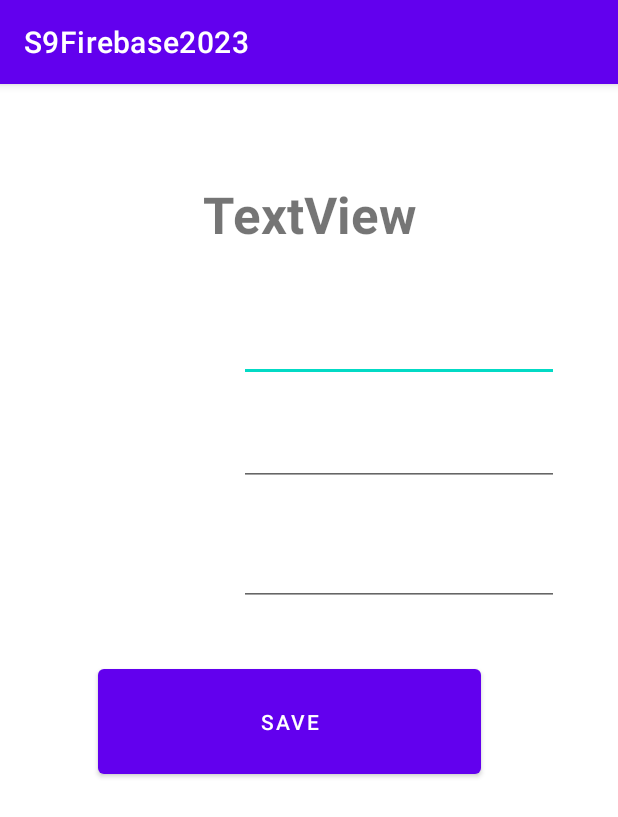
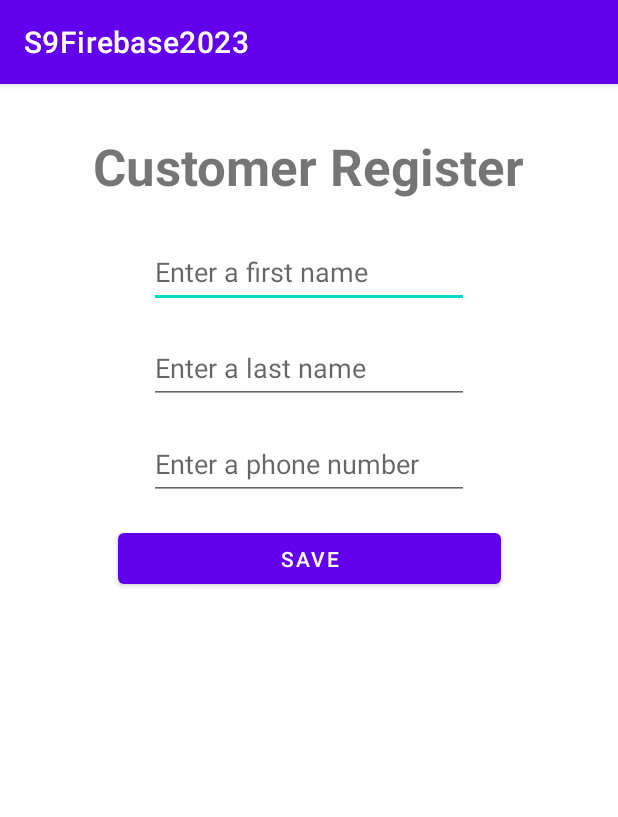
Before and after one commit to luischang/S9Firebase202301, an Android app: the fragment CustomerFragment shown on its own in the app's theme, on a phone screen of 412 x 824 dp. Shown: the top 817 px of the screen. Run offline under Robolectric (Android 15) with nearby library versions, the phone set to English and light mode, and no system bars; our stand-ins replace Room's generated code.

Commit message:
Fixed CustomerViewModel and finished regsiter in room database

```diff
--- a/app/build.gradle
+++ b/app/build.gradle
@@ -2,6 +2,8 @@ plugins {
     id 'com.android.application'
     id 'org.jetbrains.kotlin.android'
     id 'com.google.gms.google-services'
+    id 'kotlin-kapt'
+
 }
 
 android {
@@ -58,7 +60,7 @@ dependencies {
     //Room
     implementation 'androidx.room:room-runtime:2.5.2'
     annotationProcessor 'androidx.room:room-compiler:2.5.2'
-    //kapt 'androidx.room:room-compiler:2.4.3'
+    kapt 'androidx.room:room-compiler:2.5.2'
     implementation 'androidx.room:room-ktx:2.5.2'
 
 }
--- a/app/src/main/java/com/example/s9firebase2023/database/CustomerRepository.kt
+++ b/app/src/main/java/com/example/s9firebase2023/database/CustomerRepository.kt
@@ -13,10 +13,11 @@ class CustomerRepository(application: Application) {
         if(customerDao!=null)
             InsertAsyncTask(customerDao).execute(customerEntity)
     }
-    fun getCustomers(): LiveData<List<CustomerEntity>>{
-        return customerDao?.getCustomerOrderByLastName()?:MutableLiveData()
+    fun getCustomers(): LiveData<List<CustomerEntity>> {
+        return customerDao?.getCustomerOrderByLastName() ?: MutableLiveData<List<CustomerEntity>>().apply {
+            value = emptyList()
+        }
     }
-
     private class InsertAsyncTask
         (private val customerDao: CustomerDao):AsyncTask<CustomerEntity,Void,Void>(){
         override fun doInBackground(vararg customers: CustomerEntity?): Void? {
--- a/app/src/main/java/com/example/s9firebase2023/ui/fragments/CustomerFragment.kt
+++ b/app/src/main/java/com/example/s9firebase2023/ui/fragments/CustomerFragment.kt
@@ -33,10 +33,7 @@ class CustomerFragment : Fragment() {
         val btnSaveCustomer: Button = view.findViewById(R.id.btnSaveCustomer)
 
         //viewModel = ViewModelProvider(this)[CustomerViewModel::class.java]
-        viewModel = ViewModelProvider(this
-            ,ViewModelProvider
-                .AndroidViewModelFactory
-                .getInstance(requireActivity().application))
+        viewModel = ViewModelProvider(this)
             .get(CustomerViewModel::class.java)
 
         btnSaveCustomer.setOnClickListener {
--- a/app/src/main/res/layout/fragment_customer.xml
+++ b/app/src/main/res/layout/fragment_customer.xml
@@ -11,47 +11,48 @@
         android:id="@+id/txtFirstName"
         android:layout_width="wrap_content"
         android:layout_height="wrap_content"
-        android:layout_marginStart="24dp"
-        android:layout_marginBottom="21dp"
+        android:layout_marginTop="24dp"
         android:ems="10"
+        android:hint="@string/valtxtfirstname"
         android:inputType="textPersonName"
         android:minHeight="48dp"
-        app:layout_constraintBottom_toTopOf="@+id/txtLastName"
-        app:layout_constraintStart_toStartOf="@+id/textView5"
+        app:layout_constraintEnd_toEndOf="parent"
+        app:layout_constraintStart_toStartOf="parent"
         app:layout_constraintTop_toBottomOf="@+id/textView5" />
 
     <EditText
         android:id="@+id/txtLastName"
         android:layout_width="wrap_content"
         android:layout_height="wrap_content"
-        android:layout_marginBottom="32dp"
+        android:layout_marginTop="16dp"
         android:ems="10"
+        android:hint="@string/valtxtlastname"
         android:inputType="textPersonName"
         android:minHeight="48dp"
-        app:layout_constraintBottom_toTopOf="@+id/txtPhoneNumber"
-        app:layout_constraintStart_toStartOf="@+id/txtFirstName"
+        app:layout_constraintEnd_toEndOf="parent"
+        app:layout_constraintStart_toStartOf="parent"
         app:layout_constraintTop_toBottomOf="@+id/txtFirstName" />
 
     <EditText
         android:id="@+id/txtPhoneNumber"
         android:layout_width="wrap_content"
         android:layout_height="wrap_content"
-        android:layout_marginBottom="36dp"
+        android:layout_marginTop="16dp"
         android:ems="10"
+        android:hint="@string/valtxtphonenumber"
         android:inputType="textPersonName"
         android:minHeight="48dp"
-        app:layout_constraintBottom_toTopOf="@+id/btnSaveCustomer"
-        app:layout_constraintStart_toStartOf="@+id/txtLastName"
+        app:layout_constraintEnd_toEndOf="parent"
+        app:layout_constraintStart_toStartOf="parent"
         app:layout_constraintTop_toBottomOf="@+id/txtLastName" />
 
     <Button
         android:id="@+id/btnSaveCustomer"
         android:layout_width="255dp"
-        android:layout_height="0dp"
-        android:layout_marginStart="65dp"
-        android:layout_marginBottom="302dp"
+        android:layout_height="46dp"
+        android:layout_marginTop="16dp"
         android:text="@string/valbtnsavecustomer"
-        app:layout_constraintBottom_toBottomOf="parent"
+        app:layout_constraintEnd_toEndOf="parent"
         app:layout_constraintStart_toStartOf="parent"
         app:layout_constraintTop_toBottomOf="@+id/txtPhoneNumber" />
 
@@ -59,12 +60,10 @@
         android:id="@+id/textView5"
         android:layout_width="wrap_content"
         android:layout_height="wrap_content"
-        android:layout_marginTop="64dp"
-        android:layout_marginBottom="41dp"
-        android:text="TextView"
+        android:layout_marginTop="32dp"
+        android:text="@string/valtitlecustomerregister"
         android:textSize="34sp"
         android:textStyle="bold"
-        app:layout_constraintBottom_toTopOf="@+id/txtFirstName"
         app:layout_constraintEnd_toEndOf="parent"
         app:layout_constraintStart_toStartOf="parent"
         app:layout_constraintTop_toTopOf="parent"
--- a/app/src/main/res/values/strings.xml
+++ b/app/src/main/res/values/strings.xml
@@ -32,4 +32,7 @@
     <string name="valtxtpasswordregister">Password</string>
     <string name="valtitlecustomerregister">Customer Register</string>
     <string name="valbtnsavecustomer">SAVE</string>
+    <string name="valtxtfirstname">Enter a first name</string>
+    <string name="valtxtlastname">Enter a last name</string>
+    <string name="valtxtphonenumber">Enter a phone number</string>
 </resources>
```
